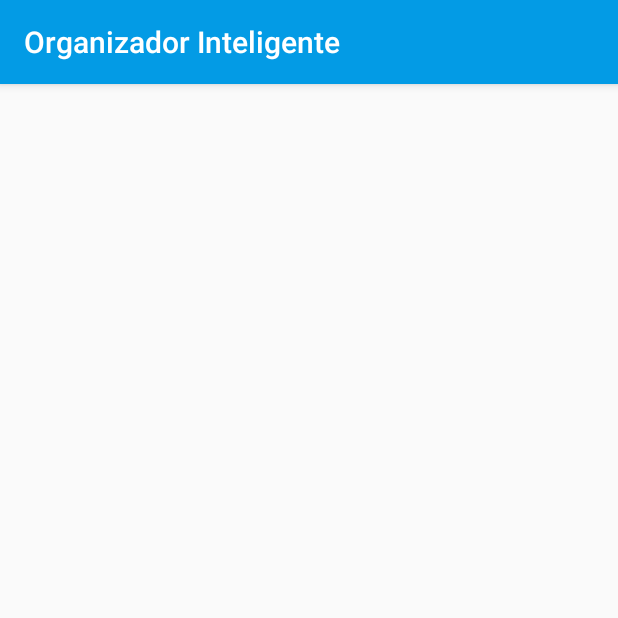
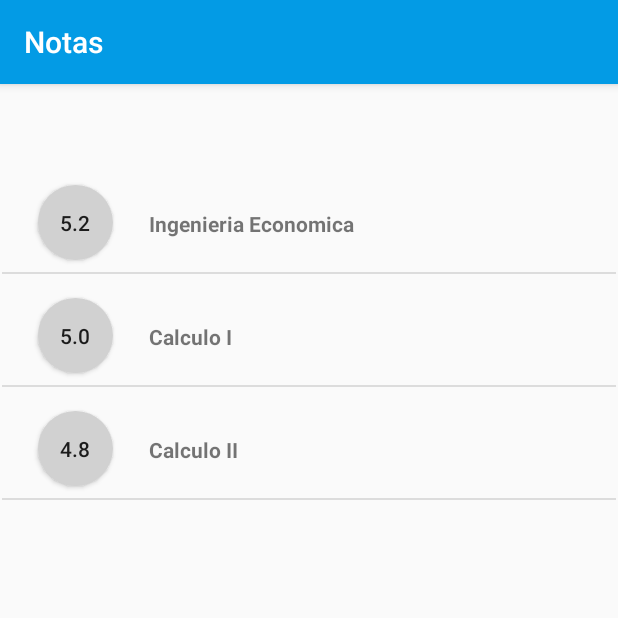
Before and after one commit to fabian0303/smart-organizer-kotlin, an Android app: the GradeActivity screen opened directly, with no data from a screen before it, on a phone screen of 412 x 824 dp, the top half of it. Run offline under Robolectric (Android 15) with nearby library versions, the light colour scheme and no system bars.

Commit message:
Listar notas de modulos en activity

```diff
--- a/OrganizadorUniversitario/app/build.gradle
+++ b/OrganizadorUniversitario/app/build.gradle
@@ -38,5 +38,6 @@ dependencies {
     testImplementation 'junit:junit:4.12'
     androidTestImplementation 'androidx.test.ext:junit:1.1.1'
     androidTestImplementation 'androidx.test.espresso:espresso-core:3.2.0'
+    implementation 'androidx.recyclerview:recyclerview:1.1.0'
 
 }
--- a/OrganizadorUniversitario/app/src/main/java/tecnologiasmoviles/organizadoruniversitario/GradeActivity.kt
+++ b/OrganizadorUniversitario/app/src/main/java/tecnologiasmoviles/organizadoruniversitario/GradeActivity.kt
@@ -2,12 +2,26 @@ package tecnologiasmoviles.organizadoruniversitario
 
 import androidx.appcompat.app.AppCompatActivity
 import android.os.Bundle
+import kotlinx.android.synthetic.main.activity_grade.*
 
 class GradeActivity : AppCompatActivity() {
 
     override fun onCreate(savedInstanceState: Bundle?) {
         super.onCreate(savedInstanceState)
         setContentView(R.layout.activity_grade)
+        setUp()
+        val notas_curso1 = Nota("Ingenieria Economica", arrayOf(5.7,4.1,4.1,5.2,6.8))
+        val notas_curso2= Nota("Calculo I", arrayOf(5.5,4.3,4.0,5.2,6.0))
+        val notas_curso3 = Nota("Calculo II", arrayOf(5.0,4.0,4.0,5.0,6.0))
+
+        val lista_notas = listOf(notas_curso1,notas_curso2,notas_curso3)
+
+        val adapter = NotasAdapter(this,lista_notas)
+
+        lista.adapter = adapter
 
     }
+    private  fun setUp(){
+        title = "Notas"
+    }
 }
--- a/OrganizadorUniversitario/app/src/main/java/tecnologiasmoviles/organizadoruniversitario/Nota.kt
+++ b/OrganizadorUniversitario/app/src/main/java/tecnologiasmoviles/organizadoruniversitario/Nota.kt
@@ -1,3 +1,3 @@
 package tecnologiasmoviles.organizadoruniversitario
 
-class Nota(val nombreCurso:String, val numeroNota:Double)
+class Nota(val nombreCurso:String, val notas:Array<Double>)
--- a/OrganizadorUniversitario/app/src/main/java/tecnologiasmoviles/organizadoruniversitario/NotasAdapter.kt
+++ b/OrganizadorUniversitario/app/src/main/java/tecnologiasmoviles/organizadoruniversitario/NotasAdapter.kt
@@ -15,8 +15,23 @@ class NotasAdapter(private val mContext: Context, private val listaNotas: List<N
         val notas = listaNotas[position]
 
         layout.nombreCurso.text = notas.nombreCurso
-        layout.nota.text = notas.numeroNota.toString()
+
+        val promedio= calcularPromedio(notas.notas)
+
+        layout.nota.text = promedio.toString()
 
         return layout
     }
+
+    /**
+     * Función para calcular el promedio de notas que estan en un arreglo
+     */
+    private fun calcularPromedio(notas_original:Array<Double>):Double{
+        val notas_prom = notas_original.copyOf()
+        var promedio = 0.0
+        for (nota in notas_prom){
+            promedio = promedio + nota
+        }
+        return Math.round((promedio/notas_prom.size) * 10.0) / 10.0
+    }
 }
--- /dev/null
+++ b/OrganizadorUniversitario/app/src/main/res/drawable/roundforma.xml
@@ -0,0 +1,7 @@
+<?xml version="1.0" encoding="utf-8"?>
+<shape xmlns:android="http://schemas.android.com/apk/res/android" android:shape="rectangle">
+    <corners android:radius="35dp"/>
+    <size android:height="50dp" android:width="50dp"></size>
+    <solid android:color="#d1d1d1"></solid>
+
+</shape>
--- a/OrganizadorUniversitario/app/src/main/res/layout/activity_grade.xml
+++ b/OrganizadorUniversitario/app/src/main/res/layout/activity_grade.xml
@@ -5,12 +5,6 @@
     android:layout_width="match_parent"
     android:layout_height="match_parent"
     tools:context=".GradeActivity">
-
-    <ListView
-        android:layout_width="409dp"
-        android:layout_height="729dp"
-        tools:layout_editor_absoluteX="1dp"
-        tools:layout_editor_absoluteY="1dp" />
 
     <androidx.constraintlayout.widget.ConstraintLayout
         android:layout_width="wrap_content"
@@ -20,5 +14,15 @@
         app:layout_constraintStart_toStartOf="parent"
         app:layout_constraintTop_toTopOf="parent">
 
+        <ListView
+            android:id="@+id/lista"
+            android:layout_width="409dp"
+            android:layout_height="729dp"
+            android:layout_marginTop="64dp"
+            app:layout_constraintBottom_toBottomOf="parent"
+            app:layout_constraintEnd_toEndOf="parent"
+            app:layout_constraintHorizontal_bias="0.0"
+            app:layout_constraintStart_toStartOf="parent"
+            app:layout_constraintTop_toTopOf="parent" />
     </androidx.constraintlayout.widget.ConstraintLayout>
 </androidx.constraintlayout.widget.ConstraintLayout>
--- a/OrganizadorUniversitario/app/src/main/res/layout/item_nota.xml
+++ b/OrganizadorUniversitario/app/src/main/res/layout/item_nota.xml
@@ -6,9 +6,10 @@
     android:layout_height="wrap_content">
 
     <Button
+        android:background="@drawable/roundforma"
         android:id="@+id/nota"
-        android:layout_width="74dp"
-        android:layout_height="wrap_content"
+        android:layout_width="50dp"
+        android:layout_height="50dp"
         android:layout_marginStart="24dp"
         android:layout_marginTop="16dp"
         android:layout_marginBottom="8dp"
```
Also changed, not shown: OrganizadorUniversitario/app/src/main/java/tecnologiasmoviles/organizadoruniversitario/HomeActivity.kt (+8 -0 lines), OrganizadorUniversitario/app/src/main/res/layout/activity_home.xml (+11 -0 lines).
